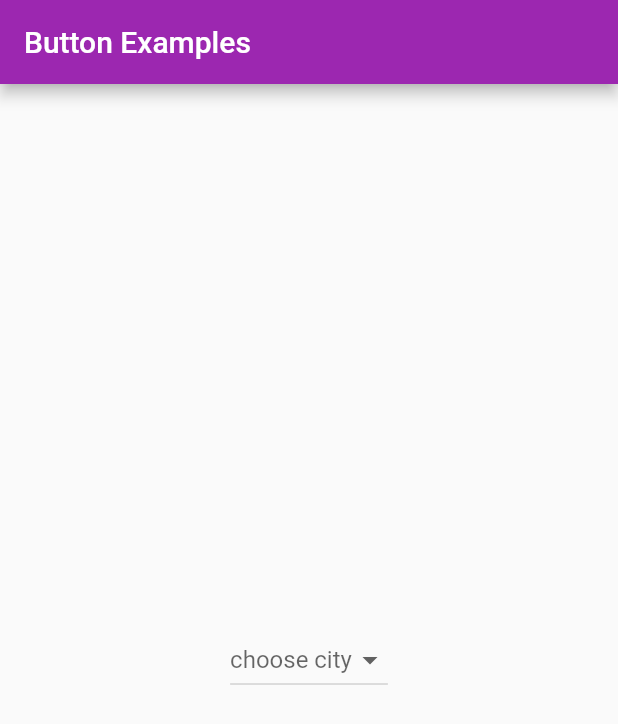
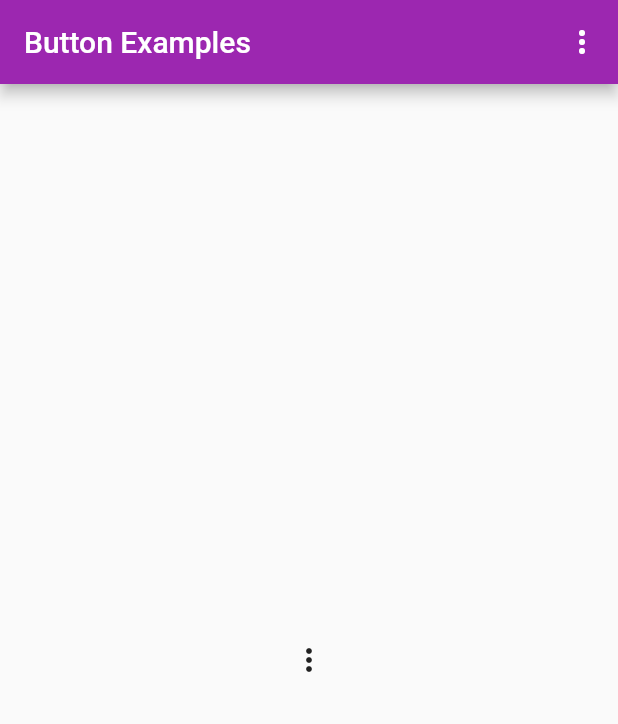
Before and after one commit to KilicEness/Sifirdan-Flutter-ile-Android-Ios-Apps-Development, a Flutter app: the screen it shows after launch, on a phone screen of 412 x 824 dp. Shown: the top 724 px of the screen. Run offline on Flutter 3.47's test engine with Material 2 defaults, Android fonts, the phone set to English and light mode, and no system bars.

Commit message:
popup menu usage

```diff
--- a/flutter_apps/flutter_basic_widget/lib/main.dart
+++ b/flutter_apps/flutter_basic_widget/lib/main.dart
@@ -1,5 +1,5 @@
 import 'package:flutter/material.dart';
-import 'package:flutter_basic_widget/dropdown_button.dart';
+import 'package:flutter_basic_widget/popupmenu_usage.dart';
 
 void main() {
   debugPrint('main method run');
@@ -25,9 +25,10 @@ class MyApp extends StatelessWidget {
           )),
       home: Scaffold(
         appBar: AppBar(
-          title: Text('Button Examples'),
+          title: const Text('Button Examples'),
+          actions: [PopupmenuUsage()],
         ),
-        body: DropDownButtonUsage(),
+        body: PopupmenuUsage(),
       ),
     );
   }
--- /dev/null
+++ b/flutter_apps/flutter_basic_widget/lib/popupmenu_usage.dart
@@ -0,0 +1,48 @@
+import 'package:flutter/material.dart';
+
+class PopupmenuUsage extends StatefulWidget {
+  const PopupmenuUsage({super.key});
+
+  @override
+  State<PopupmenuUsage> createState() => _PopupmenuUsageState();
+}
+
+class _PopupmenuUsageState extends State<PopupmenuUsage> {
+  String _choosenCity = 'Ankara';
+  List<String> colours = ['Blue', 'Green', 'Red', 'Yellow'];
+
+  @override
+  Widget build(BuildContext context) {
+    return Center(
+      child: PopupMenuButton<String>(
+        onSelected: (String city) {
+          setState(() {
+            print('Choosen city: $city');
+            _choosenCity = city;
+          });
+        },
+        /*child: Text(_choosenCity)*/
+        itemBuilder: (BuildContext context) {
+          /* return <PopupMenuEntry<String>>[
+            PopupMenuItem(child: Text('Ankara'), value: 'Ankara',
+            ),
+            PopupMenuItem(child: Text('Bursa'), value: 'Bursa',
+            ),
+            PopupMenuItem(child: Text('Van'), value: 'Van',
+            ),
+            PopupMenuItem(child: Text('Istanbul'), value: 'Istanbul',
+            ),
+          ]; */
+          return colours
+              .map(
+                (String colour) => PopupMenuItem(
+                  child: Text(colour),
+                  value: colour,
+                ),
+              )
+              .toList();
+        },
+      ),
+    );
+  }
+}
```
